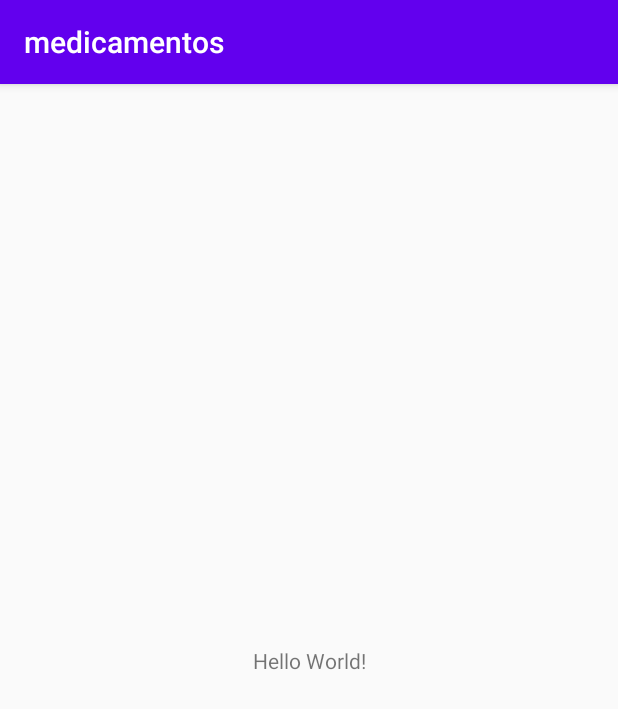
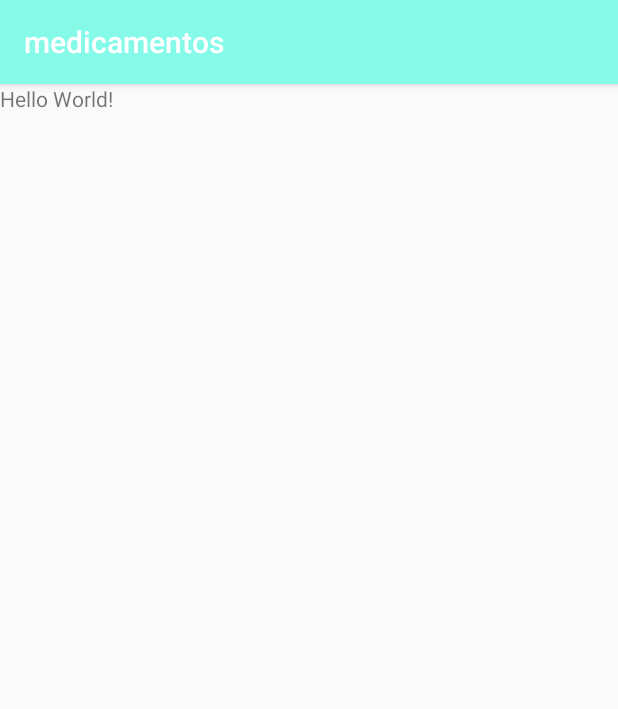
Before and after one commit to cami49505/CRC, an Android app: the screen it shows after launch (MainActivity), on a phone screen of 412 x 824 dp. Shown: the top 709 px of the screen. Run offline under Robolectric (Android 15) with nearby library versions, the phone set to English and light mode, and no system bars.

```diff
--- a/app/src/main/res/layout/activity_main.xml
+++ b/app/src/main/res/layout/activity_main.xml
@@ -1,18 +1,13 @@
 <?xml version="1.0" encoding="utf-8"?>
-<androidx.constraintlayout.widget.ConstraintLayout xmlns:android="http://schemas.android.com/apk/res/android"
-    xmlns:app="http://schemas.android.com/apk/res-auto"
-    xmlns:tools="http://schemas.android.com/tools"
+<FrameLayout xmlns:android="http://schemas.android.com/apk/res/android"
+
     android:layout_width="match_parent"
-    android:layout_height="match_parent"
-    tools:context=".MainActivity">
+    android:layout_height="match_parent">
 
     <TextView
         android:layout_width="wrap_content"
         android:layout_height="wrap_content"
-        android:text="Hello World!"
-        app:layout_constraintBottom_toBottomOf="parent"
-        app:layout_constraintLeft_toLeftOf="parent"
-        app:layout_constraintRight_toRightOf="parent"
-        app:layout_constraintTop_toTopOf="parent" />
+        android:text="Hello World!"/>
 
-</androidx.constraintlayout.widget.ConstraintLayout>
+
+</FrameLayout>
--- a/app/src/main/res/values/colors.xml
+++ b/app/src/main/res/values/colors.xml
@@ -1,6 +1,6 @@
 <?xml version="1.0" encoding="utf-8"?>
 <resources>
-    <color name="colorPrimary">#6200EE</color>
-    <color name="colorPrimaryDark">#3700B3</color>
+    <color name="colorPrimary">#85FAE9</color>
+    <color name="colorPrimaryDark">#2196F3</color>
     <color name="colorAccent">#03DAC5</color>
 </resources>
```
